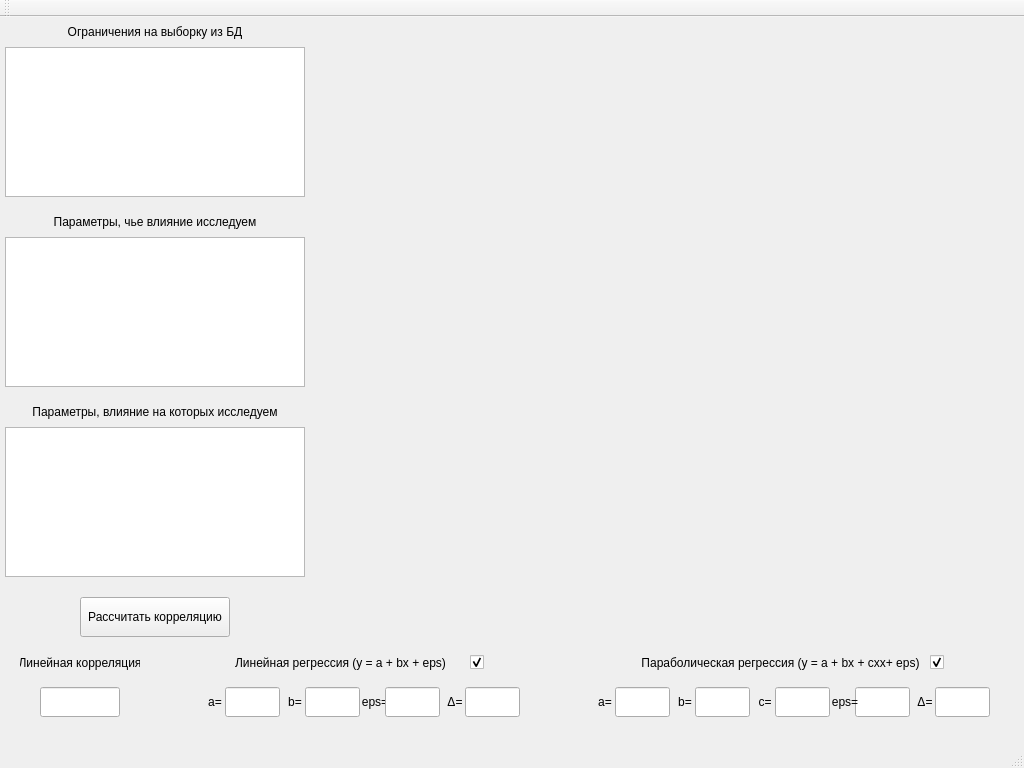
Before: the Qt Designer form AntennaDataViewer/antennadataviewer.ui in LavrenovRoman/AntennaDataToDatabase, drawn with Qt 5.
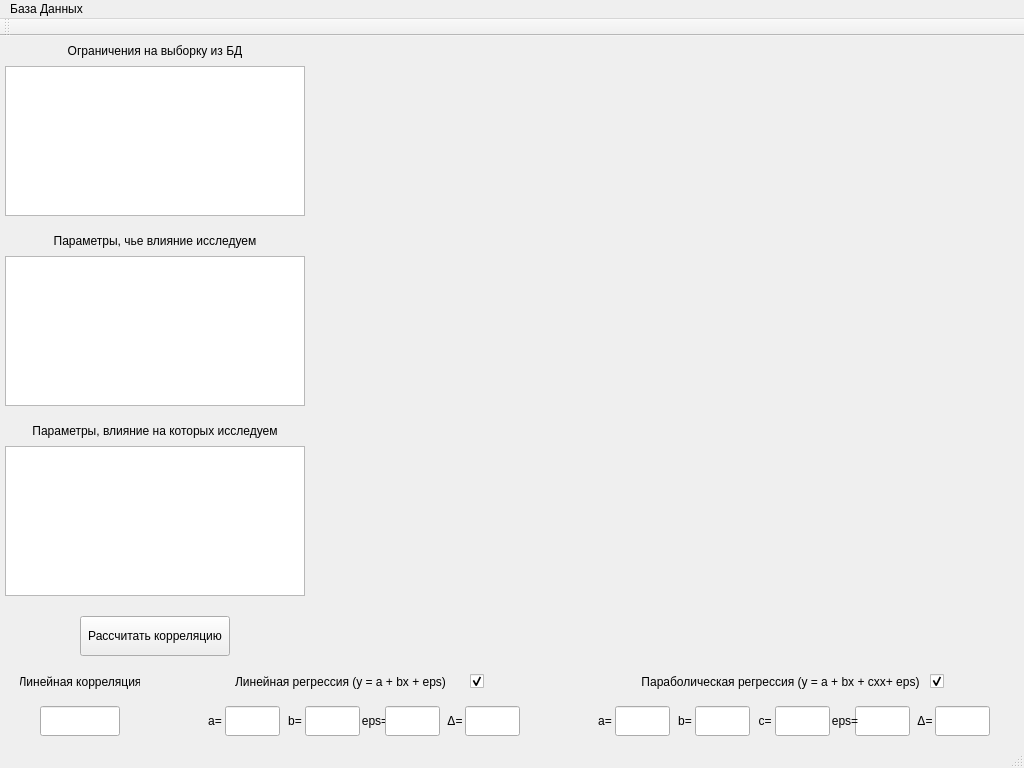
After: the same form once the commit is applied. Custom widgets are drawn as their Qt base class.

Patch:
```diff
--- a/AntennaDataViewer/antennadataviewer.ui
+++ b/AntennaDataViewer/antennadataviewer.ui
@@ -494,6 +494,15 @@
      <height>21</height>
     </rect>
    </property>
+   <widget class="QMenu" name="menu">
+    <property name="title">
+     <string>База Данных</string>
+    </property>
+    <addaction name="actChangeDB"/>
+    <addaction name="actCopyDB"/>
+    <addaction name="actDelDataDB"/>
+   </widget>
+   <addaction name="menu"/>
   </widget>
   <widget class="QToolBar" name="mainToolBar">
    <attribute name="toolBarArea">
```
Left out of the diff: 15 changed lines with no effect on the pictures.
